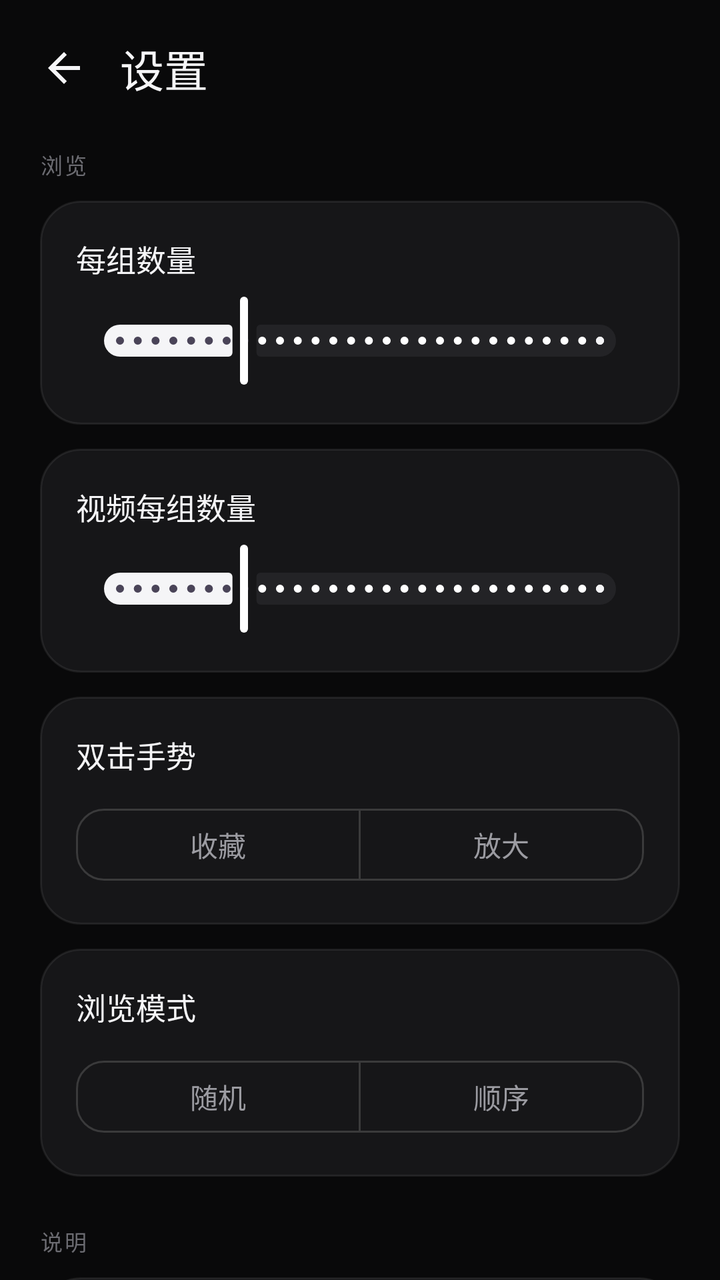
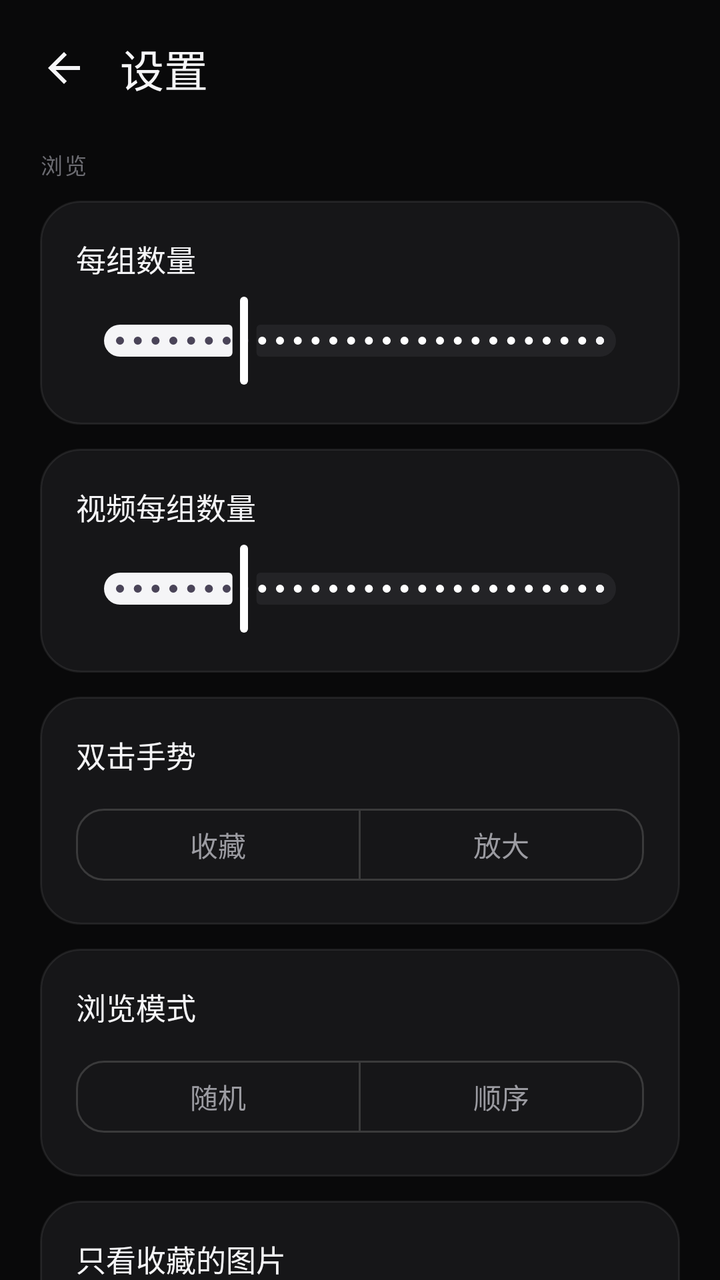

The first picture is an Android layout as it rendered before a commit; the second is the same layout after the commit. The layout source and the unified diff follow.
<!-- AndroidManifest.xml: activity theme Theme.Less -->
<!-- res/layout/activity_settings.xml -->
<?xml version="1.0" encoding="utf-8"?>
<LinearLayout xmlns:android="http://schemas.android.com/apk/res/android"
    xmlns:app="http://schemas.android.com/apk/res-auto"
    android:id="@+id/root"
    android:layout_width="match_parent"
    android:layout_height="match_parent"
    android:background="@color/bg"
    android:orientation="vertical">

    <LinearLayout
        android:id="@+id/header"
        android:layout_width="match_parent"
        android:layout_height="wrap_content"
        android:gravity="center_vertical"
        android:orientation="horizontal"
        android:paddingStart="8dp"
        android:paddingTop="10dp"
        android:paddingEnd="16dp"
        android:paddingBottom="8dp">

        <ImageButton
            android:id="@+id/back"
            android:layout_width="48dp"
            android:layout_height="48dp"
            android:background="?attr/selectableItemBackgroundBorderless"
            android:contentDescription="@string/viewer_back"
            android:padding="12dp"
            android:src="@drawable/ic_arrow_back"
            app:tint="@color/text_primary" />

        <TextView
            android:layout_width="wrap_content"
            android:layout_height="wrap_content"
            android:layout_marginStart="4dp"
            android:fontFamily="sans-serif-medium"
            android:includeFontPadding="false"
            android:text="@string/settings_title"
            android:textColor="@color/text_primary"
            android:textSize="22sp" />
    </LinearLayout>

    <ScrollView
        android:layout_width="match_parent"
        android:layout_height="0dp"
        android:layout_weight="1"
        android:fillViewport="true"
        android:overScrollMode="never"
        android:scrollbars="none">

        <LinearLayout
            android:layout_width="match_parent"
            android:layout_height="wrap_content"
            android:orientation="vertical"
            android:paddingStart="20dp"
            android:paddingTop="8dp"
            android:paddingEnd="20dp"
            android:paddingBottom="28dp">

            <TextView
                android:layout_width="wrap_content"
                android:layout_height="wrap_content"
                android:fontFamily="sans-serif-medium"
                android:letterSpacing="0.08"
                android:text="@string/settings_browse_section"
                android:textColor="@color/text_tertiary"
                android:textSize="11sp" />

            <LinearLayout
                android:layout_width="match_parent"
                android:layout_height="wrap_content"
                android:layout_marginTop="10dp"
                android:background="@drawable/bg_stat_card"
                android:orientation="vertical"
                android:padding="18dp">

                <LinearLayout
                    android:layout_width="match_parent"
                    android:layout_height="wrap_content"
                    android:gravity="center_vertical"
                    android:orientation="horizontal">

                    <TextView
                        android:layout_width="0dp"
                        android:layout_height="wrap_content"
                        android:layout_weight="1"
                        android:fontFamily="sans-serif-medium"
                        android:text="@string/settings_group_size"
                        android:textColor="@color/text_primary"
                        android:textSize="15sp" />

                    <TextView
                        android:id="@+id/groupSizeValue"
                        android:layout_width="wrap_content"
                        android:layout_height="wrap_content"
                        android:fontFamily="sans-serif"
                        android:textColor="@color/text_secondary"
                        android:textSize="14sp" />
                </LinearLayout>

                <com.google.android.material.slider.Slider
                    android:id="@+id/groupSizeSlider"
                    android:layout_width="match_parent"
                    android:layout_height="wrap_content"
                    android:layout_marginTop="6dp"
                    android:stepSize="1"
                    android:value="10"
                    android:valueFrom="3"
                    android:valueTo="30"
                    app:haloColor="#22FFFFFF"
                    app:labelBehavior="gone"
                    app:thumbColor="@color/accent"
                    app:trackColorActive="@color/text_primary"
                    app:trackColorInactive="@color/surface_high" />
            </LinearLayout>

            <LinearLayout
                android:id="@+id/expandWidthCard"
                android:layout_width="match_parent"
                android:layout_height="wrap_content"
                android:layout_marginTop="12dp"
                android:background="@drawable/bg_stat_card"
                android:orientation="vertical"
                android:padding="18dp"
                android:visibility="gone">

                <LinearLayout
                    android:layout_width="match_parent"
                    android:layout_height="wrap_content"
                    android:gravity="center_vertical"
                    android:orientation="horizontal">

                    <TextView
                        android:layout_width="0dp"
                        android:layout_height="wrap_content"
                        android:layout_weight="1"
                        android:fontFamily="sans-serif-medium"
                        android:text="@string/settings_expand_width"
                        android:textColor="@color/text_primary"
                        android:textSize="15sp" />

                    <TextView
                        android:id="@+id/expandWidthValue"
                        android:layout_width="wrap_content"
                        android:layout_height="wrap_content"
                        android:fontFamily="sans-serif"
                        android:textColor="@color/text_secondary"
                        android:textSize="14sp" />
                </LinearLayout>

                <TextView
                    android:layout_width="match_parent"
                    android:layout_height="wrap_content"
                    android:layout_marginTop="2dp"
                    android:fontFamily="sans-serif"
                    android:text="@string/settings_expand_width_hint"
                    android:textColor="@color/text_tertiary"
                    android:textSize="12sp" />

                <com.google.android.material.slider.Slider
                    android:id="@+id/expandWidthSlider"
                    android:layout_width="match_parent"
                    android:layout_height="wrap_content"
                    android:layout_marginTop="6dp"
                    android:stepSize="1"
                    android:value="4"
                    android:valueFrom="1"
                    android:valueTo="10"
                    app:haloColor="#22FFFFFF"
                    app:labelBehavior="gone"
                    app:thumbColor="@color/accent"
                    app:trackColorActive="@color/text_primary"
                    app:trackColorInactive="@color/surface_high" />
            </LinearLayout>

            <LinearLayout
                android:layout_width="match_parent"
                android:layout_height="wrap_content"
                android:layout_marginTop="12dp"
                android:background="@drawable/bg_stat_card"
                android:orientation="vertical"
                android:padding="18dp">

                <LinearLayout
                    android:layout_width="match_parent"
                    android:layout_height="wrap_content"
                    android:gravity="center_vertical"
                    android:orientation="horizontal">

                    <TextView
                        android:layout_width="0dp"
                        android:layout_height="wrap_content"
                        android:layout_weight="1"
                        android:fontFamily="sans-serif-medium"
                        android:text="@string/settings_video_group_size"
                        android:textColor="@color/text_primary"
                        android:textSize="15sp" />

                    <TextView
                        android:id="@+id/videoGroupSizeValue"
                        android:layout_width="wrap_content"
                        android:layout_height="wrap_content"
                        android:fontFamily="sans-serif"
                        android:textColor="@color/text_secondary"
                        android:textSize="14sp" />
                </LinearLayout>

                <com.google.android.material.slider.Slider
                    android:id="@+id/videoGroupSizeSlider"
                    android:layout_width="match_parent"
                    android:layout_height="wrap_content"
                    android:layout_marginTop="6dp"
                    android:stepSize="1"
                    android:value="10"
                    android:valueFrom="3"
                    android:valueTo="30"
                    app:haloColor="#22FFFFFF"
                    app:labelBehavior="gone"
                    app:thumbColor="@color/accent"
                    app:trackColorActive="@color/text_primary"
                    app:trackColorInactive="@color/surface_high" />
            </LinearLayout>

            <LinearLayout
                android:layout_width="match_parent"
                android:layout_height="wrap_content"
                android:layout_marginTop="12dp"
                android:background="@drawable/bg_stat_card"
                android:orientation="vertical"
                android:padding="18dp">

                <TextView
                    android:layout_width="wrap_content"
                    android:layout_height="wrap_content"
                    android:fontFamily="sans-serif-medium"
                    android:text="@string/settings_double_tap"
                    android:textColor="@color/text_primary"
                    android:textSize="15sp" />

                <com.google.android.material.button.MaterialButtonToggleGroup
                    android:id="@+id/doubleTapGroup"
                    android:layout_width="match_parent"
                    android:layout_height="wrap_content"
                    android:layout_marginTop="12dp"
                    app:selectionRequired="true"
                    app:singleSelection="true">

                    <com.google.android.material.button.MaterialButton
                        android:id="@+id/doubleTapFavorite"
                        style="@style/Widget.Less.ToggleButton"
                        android:layout_width="0dp"
                        android:layout_height="wrap_content"
                        android:layout_weight="1"
                        android:checkable="true"
                        android:text="@string/settings_double_tap_favorite" />

                    <com.google.android.material.button.MaterialButton
                        android:id="@+id/doubleTapZoom"
                        style="@style/Widget.Less.ToggleButton"
                        android:layout_width="0dp"
                        android:layout_height="wrap_content"
                        android:layout_marginStart="8dp"
                        android:layout_weight="1"
                        android:checkable="true"
                        android:text="@string/settings_double_tap_zoom" />
                </com.google.android.material.button.MaterialButtonToggleGroup>
            </LinearLayout>

            <LinearLayout
                android:layout_width="match_parent"
                android:layout_height="wrap_content"
                android:layout_marginTop="12dp"
                android:background="@drawable/bg_stat_card"
                android:orientation="vertical"
                android:padding="18dp">

                <TextView
                    android:layout_width="wrap_content"
                    android:layout_height="wrap_content"
                    android:fontFamily="sans-serif-medium"
                    android:text="@string/settings_browse_mode"
                    android:textColor="@color/text_primary"
                    android:textSize="15sp" />

                <com.google.android.material.button.MaterialButtonToggleGroup
                    android:id="@+id/browseModeGroup"
                    android:layout_width="match_parent"
                    android:layout_height="wrap_content"
                    android:layout_marginTop="12dp"
                    app:selectionRequired="true"
                    app:singleSelection="true">

                    <com.google.android.material.button.MaterialButton
                        android:id="@+id/modeRandom"
                        style="@style/Widget.Less.ToggleButton"
                        android:layout_width="0dp"
                        android:layout_height="wrap_content"
                        android:layout_weight="1"
                        android:checkable="true"
                        android:text="@string/settings_mode_random" />

                    <com.google.android.material.button.MaterialButton
                        android:id="@+id/modeSequential"
                        style="@style/Widget.Less.ToggleButton"
                        android:layout_width="0dp"
                        android:layout_height="wrap_content"
                        android:layout_marginStart="8dp"
                        android:layout_weight="1"
                        android:checkable="true"
                        android:text="@string/settings_mode_sequential" />
                </com.google.android.material.button.MaterialButtonToggleGroup>
            </LinearLayout>

            <TextView
                android:layout_width="wrap_content"
                android:layout_height="wrap_content"
                android:layout_marginTop="24dp"
                android:fontFamily="sans-serif-medium"
                android:letterSpacing="0.08"
                android:text="@string/settings_note_section"
                android:textColor="@color/text_tertiary"
                android:textSize="11sp" />

            <LinearLayout
                android:layout_width="match_parent"
                android:layout_height="wrap_content"
                android:layout_marginTop="10dp"
                android:background="@drawable/bg_stat_card"
                android:orientation="vertical"
                android:padding="18dp">

                <TextView
                    android:layout_width="match_parent"
                    android:layout_height="wrap_content"
                    android:fontFamily="sans-serif"
                    android:lineSpacingExtra="4dp"
                    android:text="@string/settings_favorites_note"
                    android:textColor="@color/text_secondary"
                    android:textSize="13sp" />

                <TextView
                    android:layout_width="match_parent"
                    android:layout_height="wrap_content"
                    android:layout_marginTop="14dp"
                    android:fontFamily="sans-serif"
                    android:lineSpacingExtra="4dp"
                    android:text="@string/settings_delete_note"
                    android:textColor="@color/text_secondary"
                    android:textSize="13sp" />

                <TextView
                    android:layout_width="match_parent"
                    android:layout_height="wrap_content"
                    android:layout_marginTop="14dp"
                    android:fontFamily="sans-serif"
                    android:lineSpacingExtra="4dp"
                    android:text="@string/settings_location_note"
                    android:textColor="@color/text_secondary"
                    android:textSize="13sp" />

                <com.google.android.material.button.MaterialButton
                    android:id="@+id/diagnosticsButton"
                    style="@style/Widget.Less.Button.Secondary"
                    android:layout_width="wrap_content"
                    android:layout_height="wrap_content"
                    android:layout_marginTop="16dp"
                    android:text="@string/settings_diagnostics" />
            </LinearLayout>

            <TextView
                android:id="@+id/version"
                android:layout_width="match_parent"
                android:layout_height="wrap_content"
                android:layout_marginTop="24dp"
                android:fontFamily="sans-serif"
                android:gravity="center"
                android:textColor="@color/text_tertiary"
                android:textSize="11sp" />
        </LinearLayout>
    </ScrollView>
</LinearLayout>
<!-- resources referenced by this layout -->
<resources>
  <color name="accent">#FFFFFF</color>
  <color name="bg">#09090A</color>
  <color name="surface_high">#232326</color>
  <color name="text_primary">#F5F5F7</color>
  <color name="text_secondary">#9B9BA1</color>
  <color name="text_tertiary">#6C6C72</color>
  <!-- drawable bg_stat_card (drawable) -->
  <?xml version="1.0" encoding="utf-8"?>
  <shape xmlns:android="http://schemas.android.com/apk/res/android" android:shape="rectangle">
      <solid android:color="@color/surface" />
      <corners android:radius="20dp" />
      <stroke
          android:width="1dp"
          android:color="#14FFFFFF" />
  </shape>
  <!-- drawable ic_arrow_back (drawable) -->
  <?xml version="1.0" encoding="utf-8"?>
  <vector xmlns:android="http://schemas.android.com/apk/res/android"
      android:width="24dp"
      android:height="24dp"
      android:viewportWidth="24"
      android:viewportHeight="24">
      <path
          android:fillColor="#FFFFFFFF"
          android:pathData="M20,11H7.83l5.59,-5.59L12,4l-8,8 8,8 1.41,-1.41L7.83,13H20v-2z" />
  </vector>
  <string name="settings_browse_mode">浏览模式</string>
  <string name="settings_browse_section">浏览</string>
  <string name="settings_delete_note">照片上滑只会标记待删除；本组看完后在汇总页统一确认，再调用系统回收站。视频仍在右侧直接删除/撤回。</string>
  <string name="settings_diagnostics">复制诊断信息</string>
  <string name="settings_double_tap">双击手势</string>
  <string name="settings_double_tap_favorite">收藏</string>
  <string name="settings_double_tap_zoom">放大</string>
  <string name="settings_expand_width">展开的宽度</string>
  <string name="settings_expand_width_hint">随机模式下展开时，左右各补进多少张相邻照片</string>
  <string name="settings_favorites_note">收藏会把文件移动到 Pictures/Less/Favorites，系统相册里会多出一个 Favorites 相册；取消收藏会移回原目录。首次移动需要一次系统写入授权，之后通常不再询问。收藏目录里的内容只出现在 Less 的收藏页，不会混进普通浏览。</string>
  <string name="settings_group_size">每组数量</string>
  <string name="settings_location_note">照片气泡里的拍摄地址来自照片内置 GPS，首次进入照片浏览时会请求读取照片位置信息。没有 GPS 或无法解析时显示“未记录拍摄地点”或坐标。</string>
  <string name="settings_mode_random">随机</string>
  <string name="settings_mode_sequential">顺序</string>
  <string name="settings_note_section">说明</string>
  <string name="settings_title">设置</string>
  <string name="settings_video_group_size">视频每组数量</string>
  <string name="viewer_back">返回</string>
  <style name="Widget.Less.Button.Secondary" parent="Widget.Material3.Button.TextButton">
          <item name="android:layout_width">wrap_content</item>
          <item name="android:layout_height">wrap_content</item>
          <item name="android:minHeight">44dp</item>
          <item name="android:minWidth">0dp</item>
          <item name="android:paddingStart">18dp</item>
          <item name="android:paddingEnd">18dp</item>
          <item name="android:textSize">14sp</item>
          <item name="android:textColor">@color/text_secondary</item>
          <item name="android:fontFamily">sans-serif</item>
          <item name="android:textAllCaps">false</item>
          <item name="rippleColor">#22FFFFFF</item>
      </style>
  <style name="Widget.Less.ToggleButton" parent="Widget.Material3.Button.OutlinedButton">
          <item name="android:layout_width">0dp</item>
          <item name="android:layout_height">wrap_content</item>
          <item name="android:layout_weight">1</item>
          <item name="android:minHeight">44dp</item>
          <item name="android:textSize">14sp</item>
          <item name="android:textColor">@color/toggle_text</item>
          <item name="android:fontFamily">sans-serif-medium</item>
          <item name="android:textAllCaps">false</item>
          <item name="backgroundTint">@color/toggle_bg</item>
          <item name="cornerRadius">14dp</item>
          <item name="strokeColor">#33FFFFFF</item>
          <item name="strokeWidth">1dp</item>
          <item name="rippleColor">#22FFFFFF</item>
      </style>
  <color name="surface">#161618</color>
  <!-- unchanged entries left out for length: 1 -->
</resources>

<!-- the commit's change to res/layout/activity_settings.xml (unified diff, before → after) -->
@@ -310,6 +310,47 @@
                 </com.google.android.material.button.MaterialButtonToggleGroup>
             </LinearLayout>
 
+            <LinearLayout
+                android:layout_width="match_parent"
+                android:layout_height="wrap_content"
+                android:layout_marginTop="12dp"
+                android:background="@drawable/bg_stat_card"
+                android:gravity="center_vertical"
+                android:orientation="horizontal"
+                android:padding="18dp">
+
+                <LinearLayout
+                    android:layout_width="0dp"
+                    android:layout_height="wrap_content"
+                    android:layout_weight="1"
+                    android:orientation="vertical">
+
+                    <TextView
+                        android:layout_width="match_parent"
+                        android:layout_height="wrap_content"
+                        android:fontFamily="sans-serif-medium"
+                        android:text="@string/settings_favorites_only"
+                        android:textColor="@color/text_primary"
+                        android:textSize="15sp" />
+
+                    <TextView
+                        android:layout_width="match_parent"
+                        android:layout_height="wrap_content"
+                        android:layout_marginTop="2dp"
+                        android:fontFamily="sans-serif"
+                        android:lineSpacingExtra="2dp"
+                        android:text="@string/settings_favorites_only_hint"
+                        android:textColor="@color/text_tertiary"
+                        android:textSize="12sp" />
+                </LinearLayout>
+
+                <com.google.android.material.materialswitch.MaterialSwitch
+                    android:id="@+id/favoritesOnlySwitch"
+                    android:layout_width="wrap_content"
+                    android:layout_height="wrap_content"
+                    android:layout_marginStart="12dp" />
+            </LinearLayout>
+
             <TextView
                 android:layout_width="wrap_content"
                 android:layout_height="wrap_content"
<!-- resource entries referenced after the edit -->
@@ -36,6 +36,8 @@
   <string name="settings_expand_width">展开的宽度</string>
   <string name="settings_expand_width_hint">随机模式下展开时，左右各补进多少张相邻照片</string>
   <string name="settings_favorites_note">收藏会把文件移动到 Pictures/Less/Favorites，系统相册里会多出一个 Favorites 相册；取消收藏会移回原目录。首次移动需要一次系统写入授权，之后通常不再询问。收藏目录里的内容只出现在 Less 的收藏页，不会混进普通浏览。</string>
+  <string name="settings_favorites_only">只看收藏的图片</string>
+  <string name="settings_favorites_only_hint">照片模式只浏览「收藏」里的图片；这里的删除等于移出收藏，照片会变回普通照片</string>
   <string name="settings_group_size">每组数量</string>
   <string name="settings_location_note">照片气泡里的拍摄地址来自照片内置 GPS，首次进入照片浏览时会请求读取照片位置信息。没有 GPS 或无法解析时显示“未记录拍摄地点”或坐标。</string>
   <string name="settings_mode_random">随机</string>
